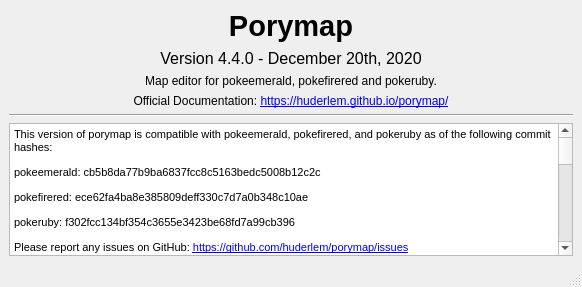
This is forms/aboutporymap.ui in huderlem/porymap as Qt 5 draws it before an edit. The edited form follows.
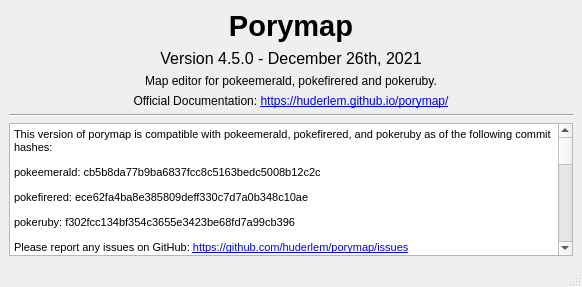
This is the edited form.

```diff
--- a/forms/aboutporymap.ui
+++ b/forms/aboutporymap.ui
@@ -53,7 +53,7 @@
        </font>
       </property>
       <property name="text">
-       <string>Version 4.4.0 - December 20th, 2020</string>
+       <string>Version 4.5.0 - December 26th, 2021</string>
       </property>
       <property name="alignment">
        <set>Qt::AlignCenter</set>
```
Left out of the diff: 22 changed lines with no effect on the pictures.
